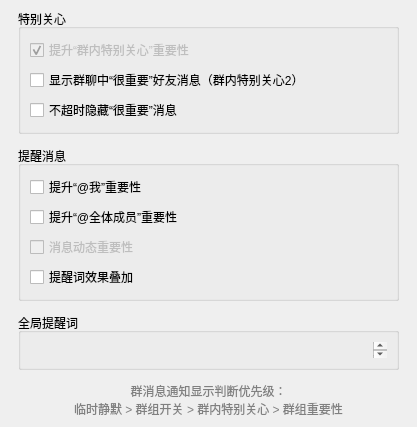
Before: the Qt Designer form widgets/settings/specialwidget.ui in iwxyi/CatlikeQQ, drawn with Qt 5.
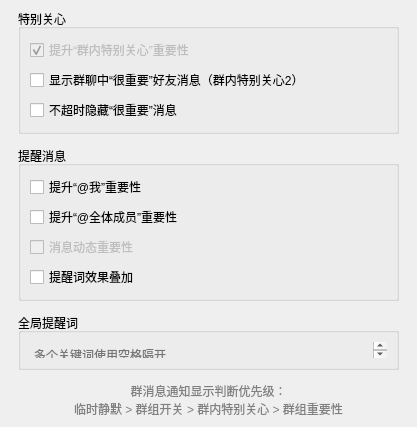
After: the same form once the commit is applied.

Commit message: 新增本地cqhttp服务支持发送本地文件

```diff
--- a/widgets/settings/specialwidget.ui
+++ b/widgets/settings/specialwidget.ui
@@ -157,6 +157,9 @@
 	border: none;
 }</string>
         </property>
+        <property name="placeholderText">
+         <string>多个关键词使用空格隔开</string>
+        </property>
        </widget>
       </item>
      </layout>
```
The commit also changes 1 other file.
